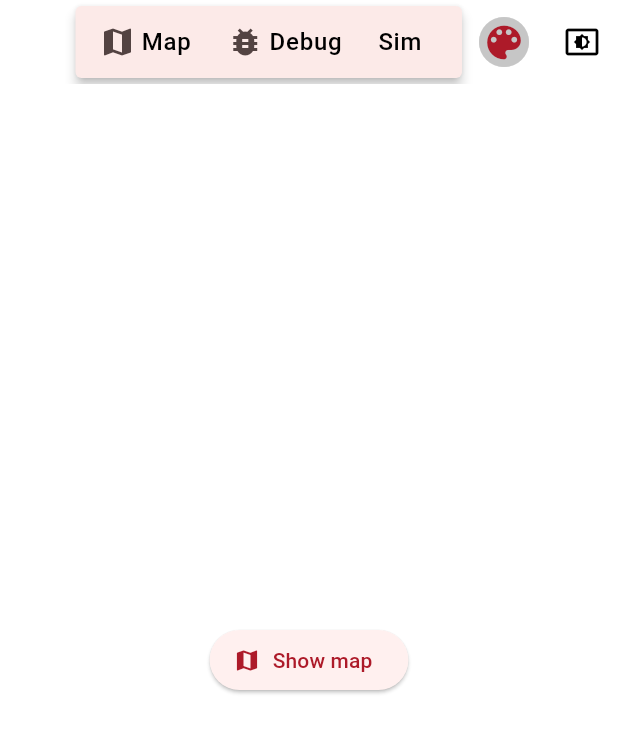
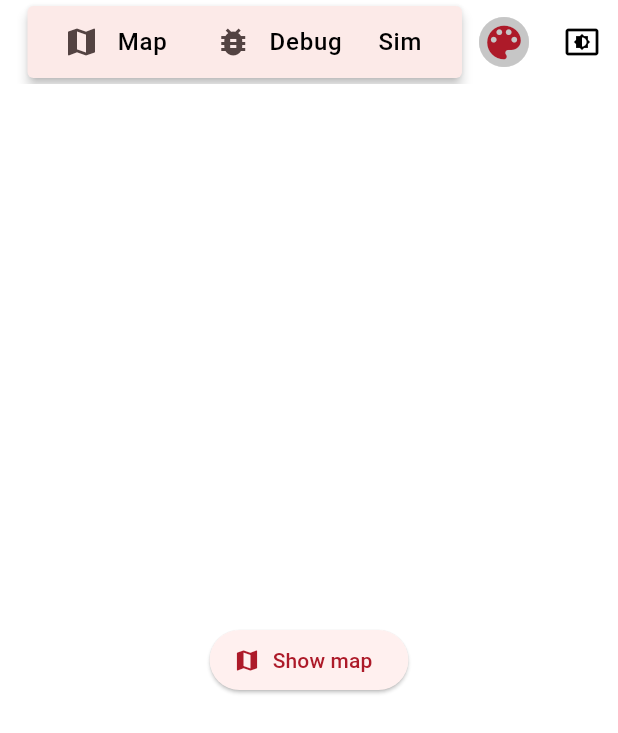
Before and after one commit to Dudlileif/autosteering, a Flutter app: the screen it shows after launch, on a phone screen of 412 x 824 dp. Shown: the top 733 px of the screen. Run offline on Flutter 3.47's test engine with Material 2 defaults, Android fonts, the phone set to English and light mode, and no system bars; our stand-ins replace dio, dynamic_color, equatable, flex_color_scheme, flutter_map, flutter_riverpod and 3 more; missing offline and left inert: fast_cached_network_image, gamepads, themed; generated files the repository leaves out were written again; statements that could not run were skipped.

Commit message:
Extracted common menu widget

```diff
--- /dev/null
+++ b/lib/src/features/common/common.dart
@@ -0,0 +1 @@
+export 'widgets/widgets.dart';
--- /dev/null
+++ b/lib/src/features/common/widgets/menu_button_with_children.dart
@@ -0,0 +1,42 @@
+import 'package:flutter/material.dart';
+
+class MenuButtonWithChildren extends StatelessWidget {
+  const MenuButtonWithChildren({
+    required this.text,
+    required this.menuChildren,
+    this.icon,
+    super.key,
+  });
+  final List<Widget> menuChildren;
+  final IconData? icon;
+  final String text;
+
+  @override
+  Widget build(BuildContext context) {
+    final textWidget = Text(
+      text,
+      style: Theme.of(context)
+          .textTheme
+          .bodyLarge
+          ?.copyWith(fontWeight: FontWeight.w500),
+    );
+    return SubmenuButton(
+      menuChildren: menuChildren,
+      child: icon != null
+          ? Row(
+              mainAxisSize: MainAxisSize.min,
+              children: [
+                Padding(
+                  padding: const EdgeInsets.all(8),
+                  child: Icon(icon),
+                ),
+                Padding(
+                  padding: const EdgeInsets.only(left: 4),
+                  child: textWidget,
+                )
+              ],
+            )
+          : textWidget,
+    );
+  }
+}
--- /dev/null
+++ b/lib/src/features/common/widgets/widgets.dart
@@ -0,0 +1 @@
+export 'menu_button_with_children.dart';
--- a/lib/src/features/map/widgets/map_layer_menu/map_menu.dart
+++ /dev/null
@@ -1,39 +0,0 @@
-import 'package:agopengps_flutter/src/features/map/widgets/map_layer_menu/country_layer_selector.dart';
-import 'package:agopengps_flutter/src/features/map/widgets/map_layer_menu/osm_layer_button.dart';
-import 'package:agopengps_flutter/src/features/map/widgets/map_widgets.dart';
-import 'package:flutter/material.dart';
-
-class MapMenu extends StatelessWidget {
-  const MapMenu({super.key});
-
-  @override
-  Widget build(BuildContext context) {
-    return SubmenuButton(
-      menuChildren: const [
-        Align(
-          alignment: Alignment.centerRight,
-          child: OSMLayerButton(),
-        ),
-        CountryLayerSelector(),
-        SentinelLayerSelector(),
-        MapOffsetMenu(),
-      ],
-      child: Row(
-        mainAxisSize: MainAxisSize.min,
-        children: [
-          const Icon(Icons.map),
-          Padding(
-            padding: const EdgeInsets.only(left: 4),
-            child: Text(
-              'Map',
-              style: Theme.of(context)
-                  .textTheme
-                  .bodyLarge
-                  ?.copyWith(fontWeight: FontWeight.w500),
-            ),
-          ),
-        ],
-      ),
-    );
-  }
-}
--- /dev/null
+++ b/lib/src/features/map/widgets/map_menu/map_menu.dart
@@ -0,0 +1,26 @@
+import 'package:agopengps_flutter/src/features/common/widgets/widgets.dart';
+import 'package:agopengps_flutter/src/features/map/widgets/map_menu/country_layer_selector.dart';
+import 'package:agopengps_flutter/src/features/map/widgets/map_menu/osm_layer_button.dart';
+import 'package:agopengps_flutter/src/features/map/widgets/map_widgets.dart';
+import 'package:flutter/material.dart';
+
+class MapMenu extends StatelessWidget {
+  const MapMenu({super.key});
+
+  @override
+  Widget build(BuildContext context) {
+    return const MenuButtonWithChildren(
+      text: 'Map',
+      icon: Icons.map,
+      menuChildren: [
+        Align(
+          alignment: Alignment.centerRight,
+          child: OSMLayerButton(),
+        ),
+        CountryLayerSelector(),
+        SentinelLayerSelector(),
+        MapOffsetMenu(),
+      ],
+    );
+  }
+}
--- a/lib/src/features/map/widgets/map_widgets.dart
+++ b/lib/src/features/map/widgets/map_widgets.dart
@@ -1,8 +1,8 @@
 export 'cached_tile_provider.dart';
 export 'map_contribution_widget.dart';
 export 'map_control_buttons.dart';
-export 'map_layer_menu/map_menu.dart';
-export 'map_layer_menu/map_offset_menu.dart';
-export 'map_layer_menu/sentinel_layer_selector.dart';
 export 'map_layers/layers.dart';
+export 'map_menu/map_menu.dart';
+export 'map_menu/map_offset_menu.dart';
+export 'map_menu/sentinel_layer_selector.dart';
 export 'themed_tiles_container_builder.dart';
--- a/lib/src/features/scaffold/widgets/debug_menu.dart
+++ b/lib/src/features/scaffold/widgets/debug_menu.dart
@@ -1,3 +1,4 @@
+import 'package:agopengps_flutter/src/features/common/widgets/widgets.dart';
 import 'package:agopengps_flutter/src/features/vehicle/vehicle.dart';
 import 'package:flutter/material.dart';
 
@@ -6,26 +7,12 @@ class DebugMenu extends StatelessWidget {
 
   @override
   Widget build(BuildContext context) {
-    return SubmenuButton(
-      menuChildren: const [
+    return const MenuButtonWithChildren(
+      text: 'Debug',
+      icon: Icons.bug_report,
+      menuChildren: [
         VehicleDebugMenu(),
       ],
-      child: Row(
-        mainAxisSize: MainAxisSize.min,
-        children: [
-          const Icon(Icons.bug_report),
-          Padding(
-            padding: const EdgeInsets.only(left: 4),
-            child: Text(
-              'Debug',
-              style: Theme.of(context)
-                  .textTheme
-                  .bodyLarge
-                  ?.copyWith(fontWeight: FontWeight.w500),
-            ),
-          ),
-        ],
-      ),
     );
   }
 }
--- a/lib/src/features/scaffold/widgets/sim_menu.dart
+++ b/lib/src/features/scaffold/widgets/sim_menu.dart
@@ -1,3 +1,4 @@
+import 'package:agopengps_flutter/src/features/common/widgets/widgets.dart';
 import 'package:agopengps_flutter/src/features/map/map.dart';
 import 'package:agopengps_flutter/src/features/vehicle/vehicle.dart';
 import 'package:flutter/foundation.dart';
@@ -9,7 +10,8 @@ class SimMenu extends ConsumerWidget {
 
   @override
   Widget build(BuildContext context, WidgetRef ref) {
-    return SubmenuButton(
+    return MenuButtonWithChildren(
+      text: 'Sim',
       menuChildren: [
         const VehicleSimMenu(),
         ListTile(
@@ -40,13 +42,6 @@ class SimMenu extends ConsumerWidget {
             ),
           ),
       ],
-      child: Text(
-        'Sim',
-        style: Theme.of(context)
-            .textTheme
-            .bodyLarge
-            ?.copyWith(fontWeight: FontWeight.w500),
-      ),
     );
   }
 }
```
Also changed, not shown: lib/src/features/map/widgets/map_menu/country_layer_selector.dart (renamed from lib/src/features/map/widgets/map_layer_menu/country_layer_selector.dart), lib/src/features/map/widgets/map_menu/map_offset_menu.dart (renamed from lib/src/features/map/widgets/map_layer_menu/map_offset_menu.dart), lib/src/features/map/widgets/map_menu/osm_layer_button.dart (renamed from lib/src/features/map/widgets/map_layer_menu/osm_layer_button.dart), lib/src/features/map/widgets/map_menu/sentinel_layer_selector.dart (renamed from lib/src/features/map/widgets/map_layer_menu/sentinel_layer_selector.dart).
